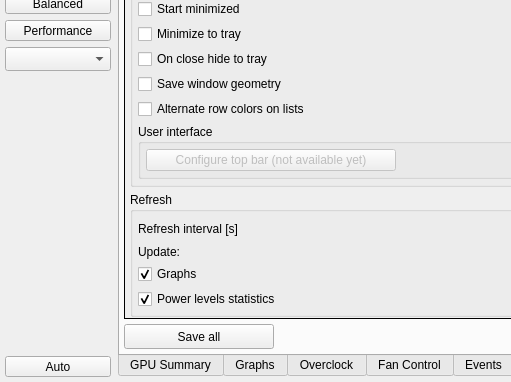
Qt form radeon-profile/radeon_profile.ui (marazmista/radeon-profile) before a commit; both pictures show x 0 to 511 and y 104 to 486 of the 926 by 486 pixel window.
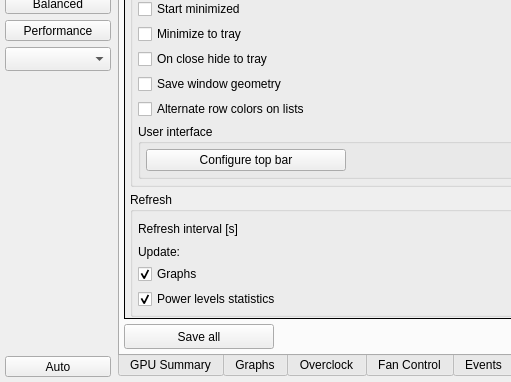
The same form after that commit. The open tabs and pages were chosen to show the change. Icons and pictures are not drawn.

Diff of the .ui file:
```diff
--- a/radeon-profile/radeon_profile.ui
+++ b/radeon-profile/radeon_profile.ui
@@ -3404,7 +3404,7 @@
                   <item>
                    <widget class="QPushButton" name="btn_configureTopbar">
                     <property name="enabled">
-                     <bool>false</bool>
+                     <bool>true</bool>
                     </property>
                     <property name="minimumSize">
                      <size>
@@ -3414,12 +3414,12 @@
                     </property>
                     <property name="maximumSize">
                      <size>
-                      <width>250</width>
+                      <width>200</width>
                       <height>16777215</height>
                      </size>
                     </property>
                     <property name="text">
-                     <string>Configure top bar (not available yet)</string>
+                     <string>Configure top bar</string>
                     </property>
                    </widget>
                   </item>
```
Left out of the diff: 11 changed lines with no effect on the pictures.
